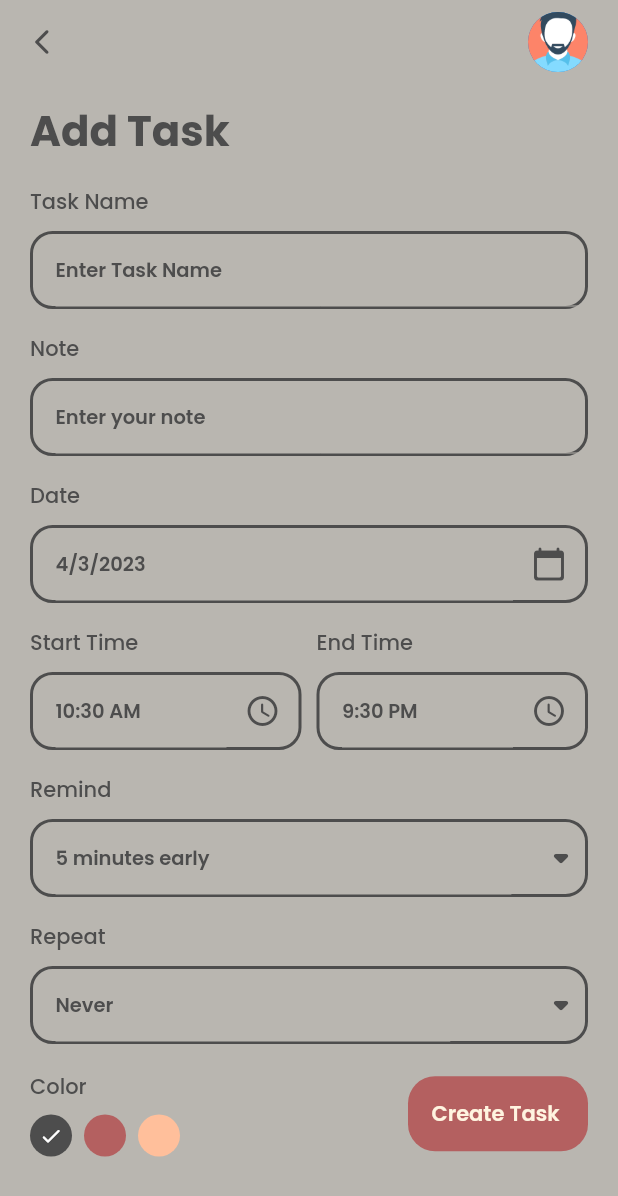
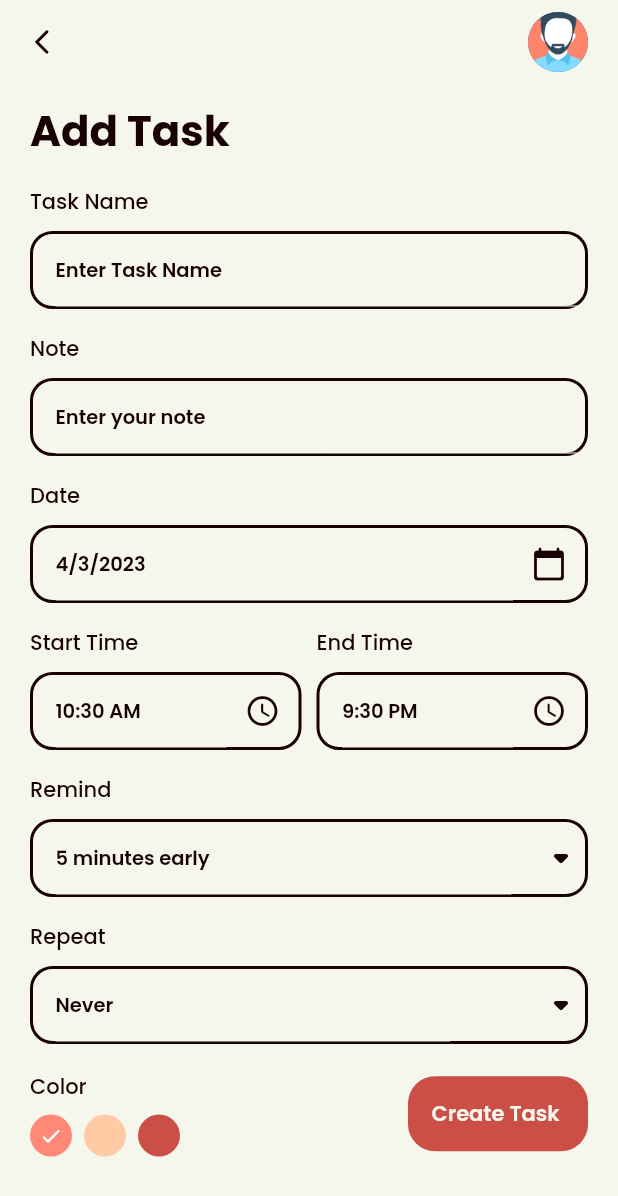
Before and after one commit to philliplumod/toodleV1, a Flutter app: the AddTask screen opened directly, on a phone screen of 412 x 824 dp. Shown: the top 1196 px of the screen. Run offline on Flutter 3.47's test engine with Material 2 defaults, Android fonts, the phone set to English and light mode, and no system bars; our stand-ins replace awesome_dialog, date_picker_timeline, flutter_staggered_animations, get, get_storage, google_fonts and 1 more; accounts and stored records are empty.

Commit message:
1:08:32 / 2:10:24

```diff
--- a/lib/main.dart
+++ b/lib/main.dart
@@ -1,4 +1,5 @@
 import 'package:flutter/material.dart';
+import 'package:flutter/services.dart';
 import 'package:get/get_navigation/src/root/get_material_app.dart';
 import 'package:get_storage/get_storage.dart';
 import 'package:toddle/db/db_helper.dart';
@@ -10,6 +11,10 @@ Future<void> main() async {
   WidgetsFlutterBinding.ensureInitialized();
   await DBHelper.initDb();
   await GetStorage.init();
+  SystemChrome.setEnabledSystemUIMode(
+    SystemUiMode.manual ,
+    overlays: [SystemUiOverlay.top],
+  );
 
   runApp(GetMaterialApp(
     debugShowCheckedModeBanner: false,
--- a/lib/ui/popup.dart
+++ b/lib/ui/popup.dart
@@ -32,7 +32,7 @@ class PopService {
       dialogType: DialogType.success,
       animType: AnimType.scale,
       autoHide: const Duration(seconds: 2),
-      dialogBackgroundColor: Get.isDarkMode ? customCosmic : customDavy[900],
+      dialogBackgroundColor: Get.isDarkMode ? nightColor : defaultColor,
       desc: message,
       descTextStyle: textStyle,
       // btnOkOnPress: () {},
--- a/lib/ui/taskbar.dart
+++ b/lib/ui/taskbar.dart
@@ -68,7 +68,7 @@ class _AddTaskState extends State<AddTask> {
                   controller: null,
                   widget: IconButton(
                     icon: Icon(Icons.calendar_today_rounded,
-                        color: Get.isDarkMode ? customCosmic : customDavy[900]),
+                        color: Get.isDarkMode ? defaultColor : nightColor),
                     onPressed: () {
                       _getDate();
                     },
@@ -85,9 +85,7 @@ class _AddTaskState extends State<AddTask> {
                           _getTimeFromUser(isStartTime: true);
                         },
                         icon: Icon(Icons.access_time_rounded,
-                            color: Get.isDarkMode
-                                ? customCosmic
-                                : customDavy[900])),
+                            color: Get.isDarkMode ? defaultColor : nightColor)),
                   )),
                   const SizedBox(width: 10),
                   Expanded(
@@ -100,9 +98,7 @@ class _AddTaskState extends State<AddTask> {
                           _getTimeFromUser(isStartTime: false);
                         },
                         icon: Icon(Icons.access_time_rounded,
-                            color: Get.isDarkMode
-                                ? customCosmic
-                                : customDavy[900])),
+                            color: Get.isDarkMode ? defaultColor : nightColor)),
                   )),
                 ],
               ),
@@ -112,11 +108,11 @@ class _AddTaskState extends State<AddTask> {
                   controller: null,
                   widget: DropdownButton(
                     icon: Icon(Icons.arrow_drop_down_rounded,
-                        color: Get.isDarkMode ? customCosmic : customDavy[900]),
+                        color: Get.isDarkMode ? defaultColor : nightColor),
                     iconSize: 32,
                     elevation: 3,
                     style: textStyle.copyWith(
-                        color: Get.isDarkMode ? customCosmic : customDavy[900]),
+                        color: Get.isDarkMode ? defaultColor : nightColor),
                     underline: Container(height: 0),
                     items:
                         remindRange.map<DropdownMenuItem<String>>((int value) {
@@ -137,11 +133,11 @@ class _AddTaskState extends State<AddTask> {
                   controller: null,
                   widget: DropdownButton(
                     icon: Icon(Icons.arrow_drop_down_rounded,
-                        color: Get.isDarkMode ? customCosmic : customDavy[900]),
+                        color: Get.isDarkMode ? defaultColor : nightColor),
                     iconSize: 32,
                     elevation: 3,
                     style: textStyle.copyWith(
-                        color: Get.isDarkMode ? customCosmic : customDavy[900]),
+                        color: Get.isDarkMode ? defaultColor : nightColor),
                     underline: Container(height: 0),
                     items: repeatList
                         .map<DropdownMenuItem<String>>((String? value) {
@@ -184,12 +180,12 @@ class _AddTaskState extends State<AddTask> {
     } else if (_titleController.text.isEmpty ||
         _descriptionController.text.isEmpty) {
       Get.snackbar("Error", "All fields are required",
-          backgroundColor: Get.isDarkMode ? customCosmic : customDavy,
+          backgroundColor: Get.isDarkMode ? defaultColor : nightColor,
           snackPosition: SnackPosition.BOTTOM,
           snackStyle: SnackStyle.FLOATING,
-          colorText: Get.isDarkMode ? customDavy : customCosmic,
+          colorText: Get.isDarkMode ? nightColor : defaultColor,
           icon: Icon(Icons.warning_amber_rounded,
-              color: Get.isDarkMode ? customDavy : customCosmic));
+              color: Get.isDarkMode ? nightColor : defaultColor));
     }
   }
 
@@ -199,7 +195,7 @@ class _AddTaskState extends State<AddTask> {
       children: [
         Text("Color",
             style: textStyle.copyWith(
-              color: Get.isDarkMode ? customCosmic : customDavy[900],
+              color: Get.isDarkMode ? defaultColor : nightColor,
               fontSize: 14,
               fontWeight: FontWeight.w500,
             )),
@@ -217,12 +213,10 @@ class _AddTaskState extends State<AddTask> {
               child: CircleAvatar(
                 radius: 14,
                 backgroundColor: index == 0
-                    ? Get.isDarkMode
-                        ? customCosmic
-                        : customDavy
+                    ? customAccentColor1
                     : index == 1
-                        ? customRed
-                        : customDeep,
+                        ? customAccentColor2
+                        : customAccentColor3,
                 child: index == _selectedColor
                     ? const Icon(Icons.check_rounded,
                         color: Colors.white, size: 16)
@@ -246,7 +240,7 @@ class _AddTaskState extends State<AddTask> {
         },
         child: Icon(
           Icons.arrow_back_ios_new_rounded,
-          color: Get.isDarkMode ? customCosmic : customDavy,
+          color: Get.isDarkMode ? defaultColor : nightColor,
           size: 20,
         ),
       ),
@@ -269,12 +263,12 @@ class _AddTaskState extends State<AddTask> {
           return Theme(
             data: ThemeData.light().copyWith(
               colorScheme: ColorScheme.light(
-                primary: Get.isDarkMode ? customCosmic : customDavy,
-                onPrimary: Get.isDarkMode ? customDavy : customCosmic,
-                surface: Get.isDarkMode ? customDavy : customCosmic,
-                onSurface: Get.isDarkMode ? customCosmic : customDavy,
+                primary: Get.isDarkMode ? defaultColor : nightColor,
+                onPrimary: Get.isDarkMode ? nightColor : defaultColor,
+                surface: Get.isDarkMode ? nightColor : defaultColor,
+                onSurface: Get.isDarkMode ? defaultColor : nightColor,
               ),
-              dialogBackgroundColor: Get.isDarkMode ? customDavy : customCosmic,
+              dialogBackgroundColor: Get.isDarkMode ? defaultColor : nightColor,
             ),
             child: child!,
           );
@@ -325,13 +319,13 @@ class _AddTaskState extends State<AddTask> {
             child: Theme(
               data: ThemeData.light().copyWith(
                 colorScheme: ColorScheme.light(
-                  primary: customRed,
-                  onSurface: customRed,
+                  primary: customAccentColor1,
+                  onSurface: customAccentColor2,
                 ),
                 buttonTheme: ButtonThemeData(
                   colorScheme: ColorScheme.light(
-                    primary: customRed,
-                    onSurface: customRed,
+                    primary: customAccentColor1,
+                    onSurface: customAccentColor2,
                   ),
                 ),
               ),
@@ -342,7 +336,7 @@ class _AddTaskState extends State<AddTask> {
   }
 
   _addTaskDb() async {
-   int value = await  _taskController.addTask(
+    int value = await _taskController.addTask(
         task: Task(
       title: _titleController.text,
       note: _descriptionController.text,
--- a/lib/ui/theme.dart
+++ b/lib/ui/theme.dart
@@ -5,14 +5,14 @@ import 'package:google_fonts/google_fonts.dart';
 
 class MyTheme {
   static final lightTheme = ThemeData(
-    colorScheme: ColorScheme.fromSwatch(primarySwatch: customCosmic).copyWith(
-      background: customCosmic[900],
+    colorScheme: ColorScheme.fromSwatch(primarySwatch: defaultColor).copyWith(
+      background: defaultColor,
       brightness: Brightness.light,
     ),
   );
   static final darkTheme = ThemeData(
-    colorScheme: ColorScheme.fromSwatch(primarySwatch: customDavy).copyWith(
-      background: customDavy[900],
+    colorScheme: ColorScheme.fromSwatch(primarySwatch: nightColor).copyWith(
+      background: nightColor,
       brightness: Brightness.dark,
     ),
   );
@@ -23,7 +23,7 @@ TextStyle get subHeadingStyle {
       textStyle: TextStyle(
     fontSize: 24,
     fontWeight: FontWeight.bold,
-    color: Get.isDarkMode ? customCosmic : customDavy[900],
+    color: Get.isDarkMode ? defaultColor : nightColor,
   ));
 }
 
@@ -32,7 +32,7 @@ TextStyle get headingStyle {
       textStyle: TextStyle(
           fontSize: 28,
           fontWeight: FontWeight.bold,
-          color: Get.isDarkMode ? customCosmic : customDavy[900]));
+          color: Get.isDarkMode ? defaultColor : nightColor));
 }
 
 TextStyle get textStyle {
@@ -40,7 +40,7 @@ TextStyle get textStyle {
       textStyle: TextStyle(
           fontSize: 14,
           fontWeight: FontWeight.w600,
-          color: Get.isDarkMode ? customDavy[900] : customCosmic));
+          color: Get.isDarkMode ? defaultColor : nightColor));
 }
 
 TextStyle get subtextStyle {
@@ -48,7 +48,7 @@ TextStyle get subtextStyle {
       textStyle: TextStyle(
           fontSize: 13,
           fontWeight: FontWeight.w600,
-          color: Get.isDarkMode ? customCosmic : customDavy[900]));
+          color: Get.isDarkMode ? defaultColor : nightColor));
 }
 
 TextStyle get dateTextStyle {
@@ -56,5 +56,5 @@ TextStyle get dateTextStyle {
       textStyle: TextStyle(
           fontSize: 14,
           fontWeight: FontWeight.w700,
-          color: Get.isDarkMode ? customCosmic[900] : customDavy[900]));
+          color: Get.isDarkMode ? defaultColor : nightColor));
 }
--- a/lib/widgets/button.dart
+++ b/lib/widgets/button.dart
@@ -17,13 +17,13 @@ class CustomButton extends StatelessWidget {
           width: 120,
           height: 50,
           decoration: BoxDecoration(
-            color: customRed,
+            color: customAccentColor3,
             borderRadius: BorderRadius.circular(18),
           ),
           child: Center(
             child: Text(
               label,
-              style: textStyle.copyWith(color: customCosmic),
+              style: textStyle.copyWith(color: defaultColor),
             ),
           )),
     );
--- a/lib/widgets/text_field.dart
+++ b/lib/widgets/text_field.dart
@@ -26,7 +26,7 @@ class CustomField extends StatelessWidget {
         children: [
           Text(title,
               style: textStyle.copyWith(
-                color: Get.isDarkMode ? customCosmic : customDavy,
+                color: Get.isDarkMode ? defaultColor : nightColor,
                 fontSize: 14,
                 fontWeight: FontWeight.w500,
               )),
@@ -36,7 +36,7 @@ class CustomField extends StatelessWidget {
             padding: const EdgeInsets.only(left: 15),
             decoration: BoxDecoration(
                 border: Border.all(
-                    color: Get.isDarkMode ? customCosmic : customDavy,
+                    color: Get.isDarkMode ? defaultColor : nightColor,
                     width: 2.0),
                 borderRadius: BorderRadius.circular(15)),
             child: Row(
@@ -45,7 +45,7 @@ class CustomField extends StatelessWidget {
                   child: TextFormField(
                     readOnly: widget == null ? false : true,
                     autofocus: false,
-                    cursorColor: Get.isDarkMode ? customCosmic : customDavy,
+                    cursorColor: Get.isDarkMode ? defaultColor : nightColor,
                     controller: controller,
                     style: subtextStyle,
                     decoration: InputDecoration(
```
Also changed, not shown: lib/controllers/task_controller.dart (+9 -1 lines), lib/db/db_helper.dart (+9 -0 lines), lib/ui/homepage.dart (+34 -18 lines), lib/utilities/colors.dart (+62 -65 lines), lib/widgets/task_tile.dart (+28 -23 lines).
